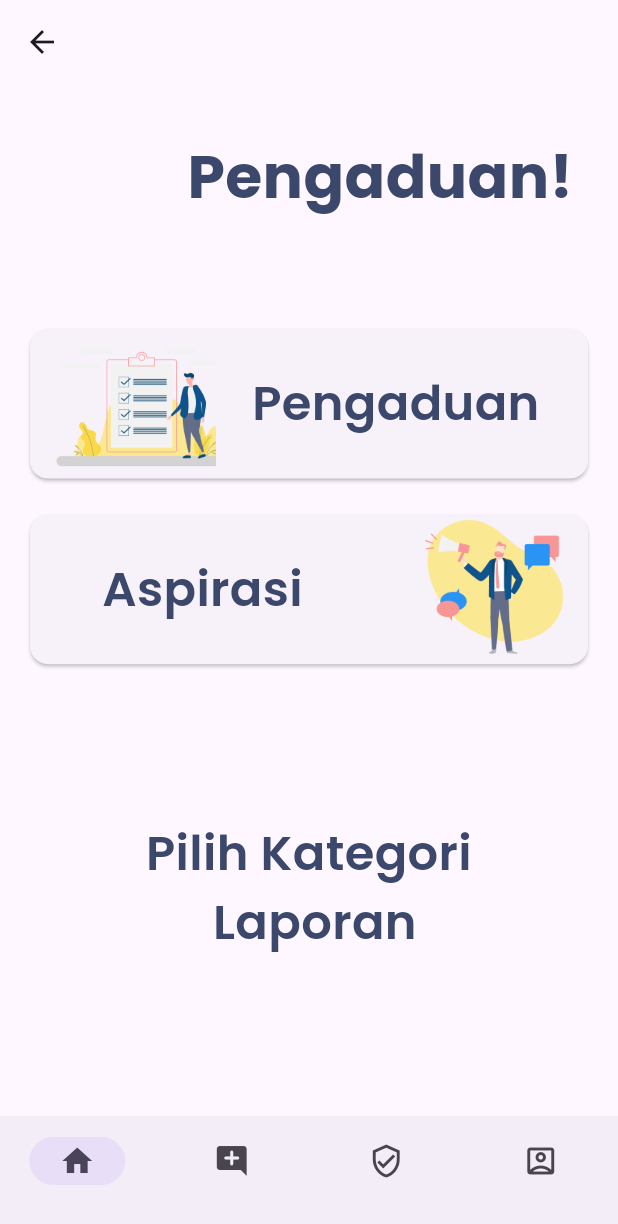
After one commit to Capstone-Alta-19/flutter-ecomplaint, a Flutter app: the LaporkanPage screen opened directly, on a phone screen of 412 x 824 dp. The commit adds this screen. Shown: the top 1224 px of the screen. Run offline on Flutter 3.47's test engine with Material 2 defaults, Android fonts, the phone set to English and light mode, and no system bars; our stand-ins replace dio, email_validator, google_fonts.

Commit message:
slicing laporan page

```diff
--- a/lib/main.dart
+++ b/lib/main.dart
@@ -1,5 +1,7 @@
 import 'package:complainz/notifiers/post_notifier.dart';
 import 'package:complainz/screen/complainz_register_screen.dart';
+import 'package:complainz/screen/laporkan_screen.dart';
+import 'package:complainz/screen/pengaduan_screen.dart';
 import 'package:flutter/material.dart';
 import 'package:provider/provider.dart';
 
@@ -27,9 +29,11 @@ class MyAppState extends State<MyApp> {
   @override
   Widget build(BuildContext context) {
     return MaterialApp(
+      debugShowCheckedModeBanner: false,
+      theme: ThemeData(useMaterial3: true),
       /* home: const HomeScreen(
           key: ValueKey('Home Screen'), title: 'Flutter Demo Home Page'), */
-      home: const RegisterPage(),
+      home: const PengaduanPage(),
       /* routes: {
         "/add_post": (context) => AddPostScreen(),
       }, */
--- /dev/null
+++ b/lib/screen/laporkan_screen.dart
@@ -0,0 +1,149 @@
+import 'package:complainz/config/app_color.dart';
+import 'package:flutter/material.dart';
+import 'package:google_fonts/google_fonts.dart';
+
+class LaporkanPage extends StatefulWidget {
+  const LaporkanPage({super.key});
+
+  @override
+  State<LaporkanPage> createState() => _LaporkanPageState();
+}
+
+class _LaporkanPageState extends State<LaporkanPage> {
+  @override
+  Widget build(BuildContext context) {
+    return Scaffold(
+      appBar: AppBar(),
+      body: Center(
+        child: Padding(
+          padding: const EdgeInsets.only(top: 33),
+          child: Column(
+            children: [
+              Padding(
+                padding: const EdgeInsets.only(left: 111, right: 16),
+                child: Text(
+                  'Pengaduan!',
+                  style: GoogleFonts.poppins(
+                    color: AppColor.font,
+                    fontSize: 40,
+                    fontWeight: FontWeight.w700,
+                  ),
+                ),
+              ),
+              SizedBox(height: 69.35),
+              Padding(
+                padding: const EdgeInsets.only(left: 16, right: 16),
+                child: Card(
+                  child: Row(
+                    children: [
+                      Expanded(
+                        flex: 1,
+                        child: Container(
+                          padding: EdgeInsets.only(left: 10),
+                          child: Image.asset(
+                            'assets/pengaduan.png',
+                            fit: BoxFit.cover,
+                            width: 106,
+                            height: 99.7,
+                          ),
+                        ),
+                      ),
+                      Expanded(
+                        flex: 2,
+                        child: Container(
+                          padding: EdgeInsets.only(left: 24, right: 10),
+                          child: Text(
+                            'Pengaduan',
+                            style: GoogleFonts.poppins(
+                              color: AppColor.font,
+                              fontSize: 32,
+                              fontWeight: FontWeight.w600,
+                            ),
+                          ),
+                        ),
+                      )
+                    ],
+                  ),
+                ),
+              ),
+              SizedBox(height: 16),
+              Padding(
+                padding: const EdgeInsets.only(left: 16, right: 16),
+                child: Card(
+                  child: Row(
+                    children: [
+                      Expanded(
+                        flex: 2,
+                        child: Container(
+                          padding: EdgeInsets.only(left: 48),
+                          child: Text(
+                            'Aspirasi',
+                            style: GoogleFonts.poppins(
+                              color: AppColor.font,
+                              fontSize: 32,
+                              fontWeight: FontWeight.w600,
+                            ),
+                          ),
+                        ),
+                      ),
+                      Expanded(
+                        flex: 1,
+                        child: Container(
+                          padding: EdgeInsets.only(right: 10),
+                          child: Image.asset(
+                            'assets/aspirasi.png',
+                            fit: BoxFit.cover,
+                            width: 106,
+                            height: 99.7,
+                          ),
+                        ),
+                      )
+                    ],
+                  ),
+                ),
+              ),
+              SizedBox(height: 99.5),
+              Text(
+                'Pilih Kategori \n Laporan',
+                textAlign: TextAlign.center,
+                style: GoogleFonts.poppins(
+                  color: AppColor.font,
+                  fontSize: 32,
+                  fontWeight: FontWeight.w600,
+                ),
+              ),
+            ],
+          ),
+        ),
+      ),
+      bottomNavigationBar: NavigationBar(
+        onDestinationSelected: (int index) {
+          print('Selected $index');
+        },
+        selectedIndex: 0,
+        destinations: const <NavigationDestination>[
+          NavigationDestination(
+            //selectedIcon: Icon(Icons.person),
+            icon: Icon(Icons.home),
+            label: '',
+          ),
+          NavigationDestination(
+            //selectedIcon: Icon(Icons.engineering),
+            icon: Icon(Icons.add_comment_rounded),
+            label: '',
+          ),
+          NavigationDestination(
+            //selectedIcon: Icon(Icons.bookmark),
+            icon: Icon(Icons.verified_user_outlined),
+            label: '',
+          ),
+          NavigationDestination(
+            //selectedIcon: Icon(Icons.bookmark),
+            icon: Icon(Icons.account_box_outlined),
+            label: '',
+          ),
+        ],
+      ),
+    );
+  }
+}
--- a/pubspec.yaml
+++ b/pubspec.yaml
@@ -64,8 +64,8 @@ flutter:
   uses-material-design: true
 
   # To add assets to your application, add an assets section, like this:
-  # assets:
-  #   - images/a_dot_burr.jpeg
+  assets:
+    - assets/
   #   - images/a_dot_ham.jpeg
 
   # An image asset can refer to one or more resolution-specific "variants", see
```
Also changed, not shown: lib/screen/pengaduan_screen.dart (added, +110 -0 lines), assets/aspirasi.png (added), assets/pengaduan.png (added).
